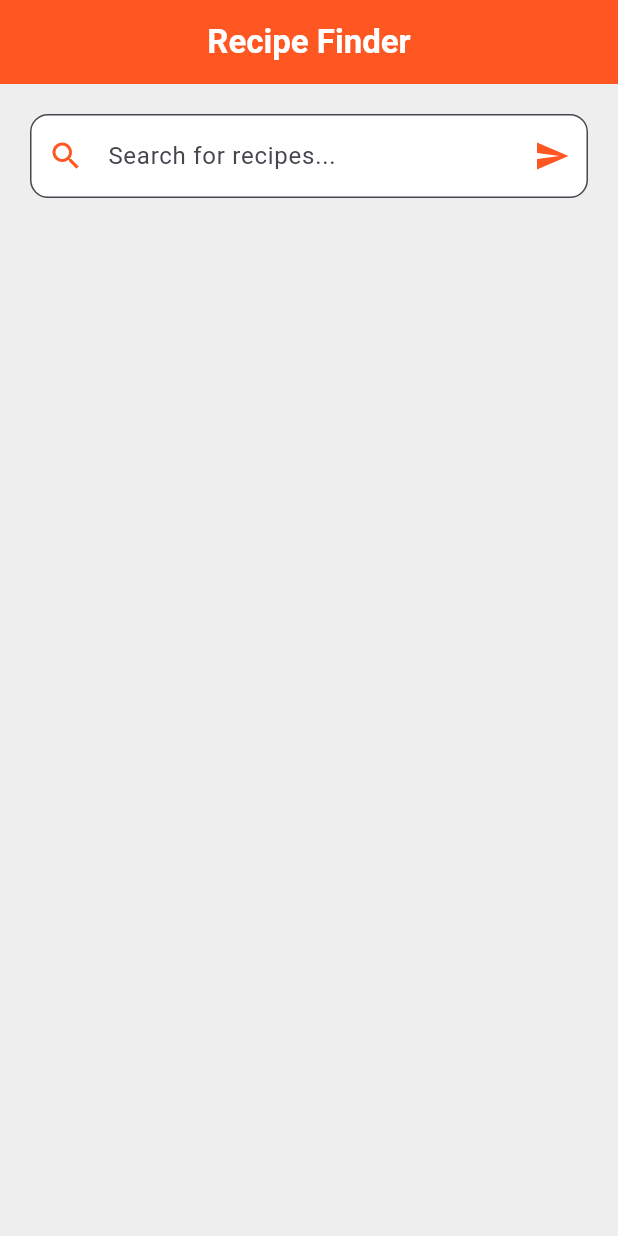
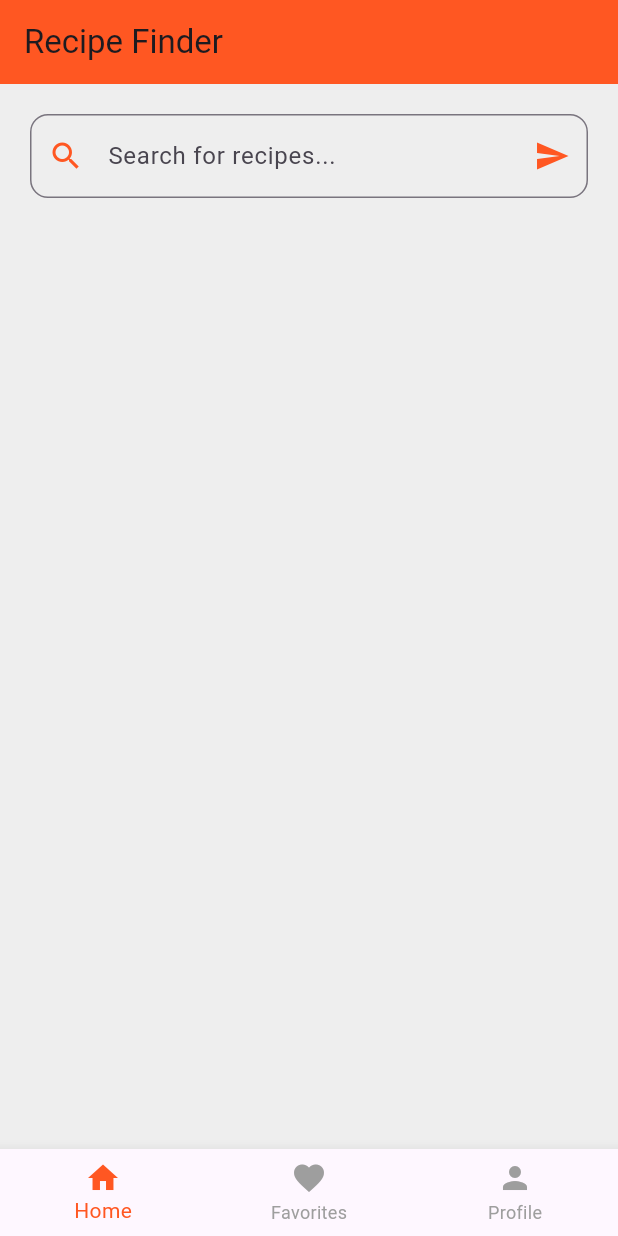
Before and after one commit to Aswin13072004/recipe_find, a Flutter app: the screen it shows after launch, on a phone screen of 412 x 824 dp. Run offline on Flutter 3.47's test engine with Material 3 defaults, Android fonts, the light colour scheme and no system bars.

Commit message:
favorites and profile

```diff
--- a/lib/main.dart
+++ b/lib/main.dart
@@ -1,18 +1,67 @@
 import 'package:flutter/material.dart';
-import './pages/home_page.dart';
+import 'pages/home_page.dart';
+import 'pages/favorites_page.dart';
+import 'pages/profile_page.dart';
+import 'pages/recipe_page.dart';
 
 void main() {
-  runApp(MyApp());
+  runApp(RecipeApp());
 }
 
-class MyApp extends StatelessWidget {
-  const MyApp({super.key});
-
+class RecipeApp extends StatelessWidget {
   @override
   Widget build(BuildContext context) {
     return MaterialApp(
       debugShowCheckedModeBanner: false,
-      home: HomePage(),
+      title: 'Recipe Finder',
+      theme: ThemeData(
+        primarySwatch: Colors.deepOrange,
+        visualDensity: VisualDensity.adaptivePlatformDensity,
+      ),
+      initialRoute: '/',
+      routes: {
+        '/': (context) => MainScreen(),
+        '/favorites': (context) => FavoritesPage(),
+        '/profile': (context) => ProfilePage(),
+      },
     );
   }
 }
+
+class MainScreen extends StatefulWidget {
+  @override
+  _MainScreenState createState() => _MainScreenState();
+}
+
+class _MainScreenState extends State<MainScreen> {
+  int _selectedIndex = 0;
+  final List<Widget> _pages = [
+    HomePage(),
+    FavoritesPage(),
+    ProfilePage(),
+  ];
+
+  void _onItemTapped(int index) {
+    setState(() {
+      _selectedIndex = index;
+    });
+  }
+
+  @override
+  Widget build(BuildContext context) {
+    return Scaffold(
+      body: _pages[_selectedIndex],
+      bottomNavigationBar: BottomNavigationBar(
+        currentIndex: _selectedIndex,
+        selectedItemColor: Colors.deepOrange,
+        unselectedItemColor: Colors.grey,
+        onTap: _onItemTapped,
+        items: [
+          BottomNavigationBarItem(icon: Icon(Icons.home), label: 'Home'),
+          BottomNavigationBarItem(icon: Icon(Icons.favorite), label: 'Favorites'),
+          BottomNavigationBarItem(icon: Icon(Icons.person), label: 'Profile'),
+        ],
+      ),
+    );
+  }
+}
--- a/lib/pages/home_page.dart
+++ b/lib/pages/home_page.dart
@@ -15,14 +15,12 @@ class _HomePageState extends State<HomePage> {
 
   Future<void> fetchRecipes(String query) async {
     setState(() => _isLoading = true);
-
     const String apiKey = "847fd3f6258f4e1daf07830bc33df118";
     final String url =
         "https://api.spoonacular.com/recipes/complexSearch?query=$query&number=10&apiKey=$apiKey";
 
     try {
       final response = await http.get(Uri.parse(url));
-
       if (response.statusCode == 200) {
         final data = json.decode(response.body);
         setState(() => _recipes = data['results']);
@@ -41,10 +39,8 @@ class _HomePageState extends State<HomePage> {
     return Scaffold(
       backgroundColor: Colors.grey[200],
       appBar: AppBar(
-        title: Text('Recipe Finder', style: TextStyle(fontWeight: FontWeight.bold)),
-        centerTitle: true,
+        title: Text('Recipe Finder'),
         backgroundColor: Colors.deepOrange,
-        foregroundColor: Colors.white,
       ),
       body: Padding(
         padding: EdgeInsets.all(20),
@@ -54,8 +50,6 @@ class _HomePageState extends State<HomePage> {
               controller: _searchController,
               decoration: InputDecoration(
                 hintText: 'Search for recipes...',
-                filled: true,
-                fillColor: Colors.white,
                 border: OutlineInputBorder(borderRadius: BorderRadius.circular(12)),
                 prefixIcon: Icon(Icons.search, color: Colors.deepOrange),
                 suffixIcon: IconButton(
@@ -73,16 +67,11 @@ class _HomePageState extends State<HomePage> {
                       itemBuilder: (context, index) {
                         final recipe = _recipes[index];
                         return Card(
-                          elevation: 4,
-                          shape: RoundedRectangleBorder(borderRadius: BorderRadius.circular(12)),
                           margin: EdgeInsets.symmetric(vertical: 8),
                           child: ListTile(
                             title: Text(recipe['title'], style: TextStyle(fontWeight: FontWeight.bold)),
                             trailing: ElevatedButton(
-                              style: ElevatedButton.styleFrom(
-                                backgroundColor: Colors.deepOrange,
-                                shape: RoundedRectangleBorder(borderRadius: BorderRadius.circular(8)),
-                              ),
+                              style: ElevatedButton.styleFrom(backgroundColor: Colors.deepOrange),
                               onPressed: () {
                                 Navigator.push(
                                   context,
--- /dev/null
+++ b/lib/pages/profile_page.dart
@@ -0,0 +1,12 @@
+import 'package:flutter/material.dart';
+
+class ProfilePage extends StatelessWidget {
+  @override
+  Widget build(BuildContext context) {
+    return Scaffold(
+      backgroundColor: Colors.grey[200],
+      appBar: AppBar(title: Text("Profile"), backgroundColor: Colors.deepOrange),
+      body: Center(child: Text("User Profile Settings", style: TextStyle(fontSize: 18))),
+    );
+  }
+}
```
Also changed, not shown: lib/pages/favorites_page.dart (added, +12 -0 lines).
